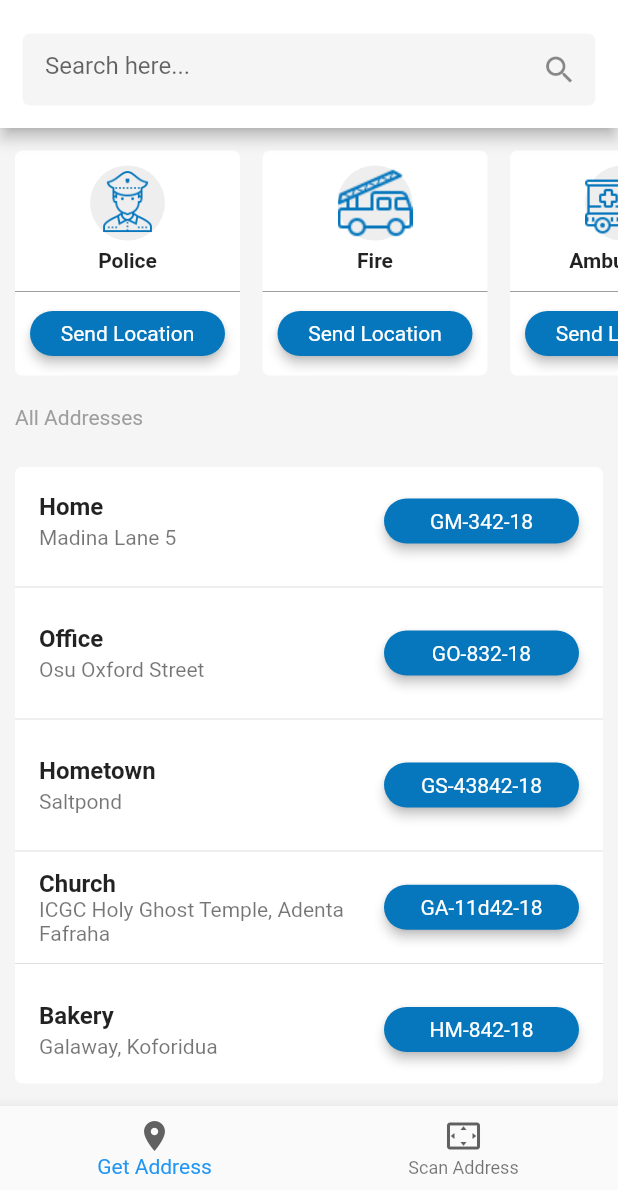
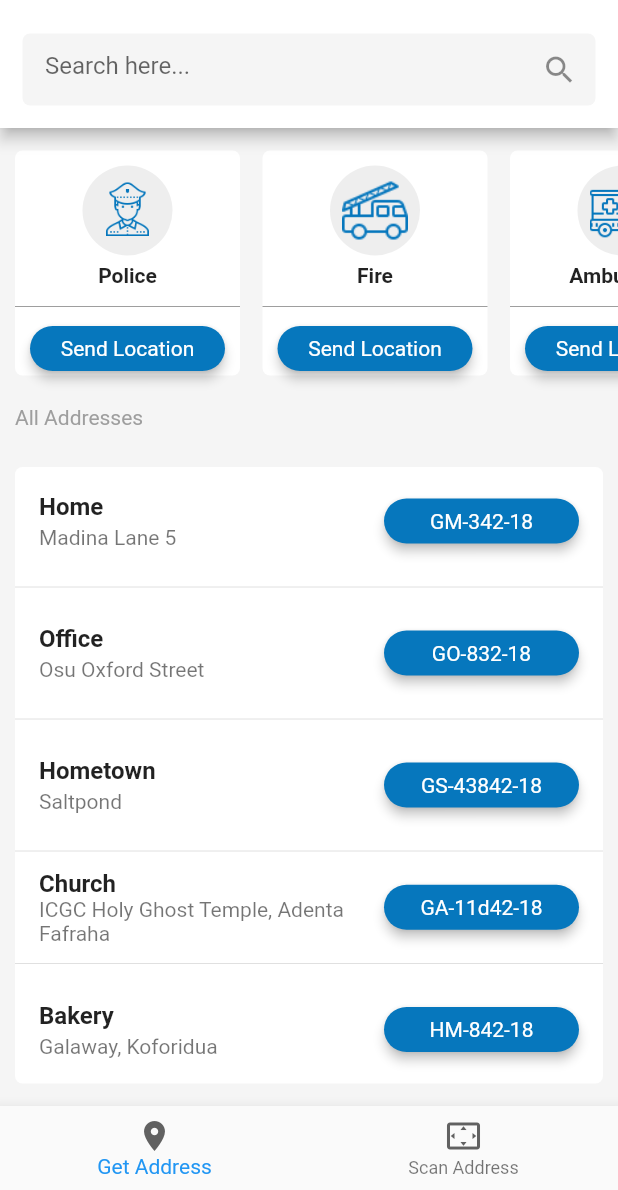
Before and after one commit to iamEtornam/GhanaPostGPS-Flutter, a Flutter app: the screen it shows after launch, on a phone screen of 412 x 824 dp, the part 46-1236 px from its top. Run offline on Flutter 3.47's test engine with Material 2 defaults, Android fonts, the phone set to English and light mode, and no system bars; our stand-ins replace flutter_icons.

Commit message:
Update home_page.dart

```diff
--- a/lib/home_page.dart
+++ b/lib/home_page.dart
@@ -109,16 +109,12 @@ class _HomePageState extends State<HomePage> {
                     child: ListView.separated(
                       scrollDirection: Axis.vertical,
                       shrinkWrap: true,
-                      physics: ClampingScrollPhysics(),
                       separatorBuilder: (BuildContext context, int index) {
                         return Divider();
                       },
                       itemCount: _addressDetails.length,
                       itemBuilder: (BuildContext context, int index) {
-                        return _addressBuildWidget(
-                            _addressDetails[index][0],
-                            _addressDetails[index][1],
-                            _addressDetails[index][2]);
+                        return _addressBuildWidget(_addressDetails, index);
                       },
                     ),
                   )
@@ -167,7 +163,7 @@ class _HomePageState extends State<HomePage> {
           decoration: BoxDecoration(
               borderRadius: BorderRadius.all(Radius.circular(45.0)),
               color: _mainColor),
-          child: Icon(Icons.add,color: Colors.white,),
+          child: Icon(Icons.add,color: Colors.white,size: 50,),
         ),
         SizedBox(
           height: 5.0,
@@ -192,14 +188,17 @@ class _HomePageState extends State<HomePage> {
   );
   }
 
-  Widget _addressBuildWidget(String place, String address, String geocode) {
+  Widget _addressBuildWidget(var data, int index) {
     return ListTile(
       title: Text(
-        place,
+        _addressDetails[index][0],
         style: TextStyle(fontWeight: FontWeight.bold),
       ),
-      subtitle: Text(address),
+      subtitle: Text(_addressDetails[index][1]),
       trailing: InkWell(
+        onTap: (){
+          Navigator.pushNamed(context, '/addressDetilsPage', arguments: data);
+        },
           child: Material(
         color: _mainColor,
         borderRadius: BorderRadius.circular(20.0),
@@ -211,7 +210,7 @@ class _HomePageState extends State<HomePage> {
             child: Align(
               alignment: Alignment.center,
               child: Text(
-                geocode,
+                _addressDetails[index][2],
                 softWrap: true,
                 style: TextStyle(color: Colors.white),
               ),
@@ -234,12 +233,15 @@ class _HomePageState extends State<HomePage> {
             height: 10.0,
           ),
           Container(
-            width: 50.0,
-            height: 50.0,
+            width: 60.0,
+            height: 60.0,
             decoration: BoxDecoration(
                 borderRadius: BorderRadius.all(Radius.circular(45.0)),
                 color: Colors.grey.shade200),
-            child: Image.asset(imgUrl,color: _mainColor,height: 45,width: 45,),
+            child: Padding(
+              padding: const EdgeInsets.all(8.0),
+              child: Image.asset(imgUrl,color: _mainColor,height: 40,width: 40,),
+            ),
           ),
           SizedBox(
             height: 5.0,
@@ -258,6 +260,7 @@ class _HomePageState extends State<HomePage> {
             height: 5.0,
           ),
           InkWell(
+            onTap: (){},
               child: Material(
             color: _mainColor,
             borderRadius: BorderRadius.circular(20.0),
```
